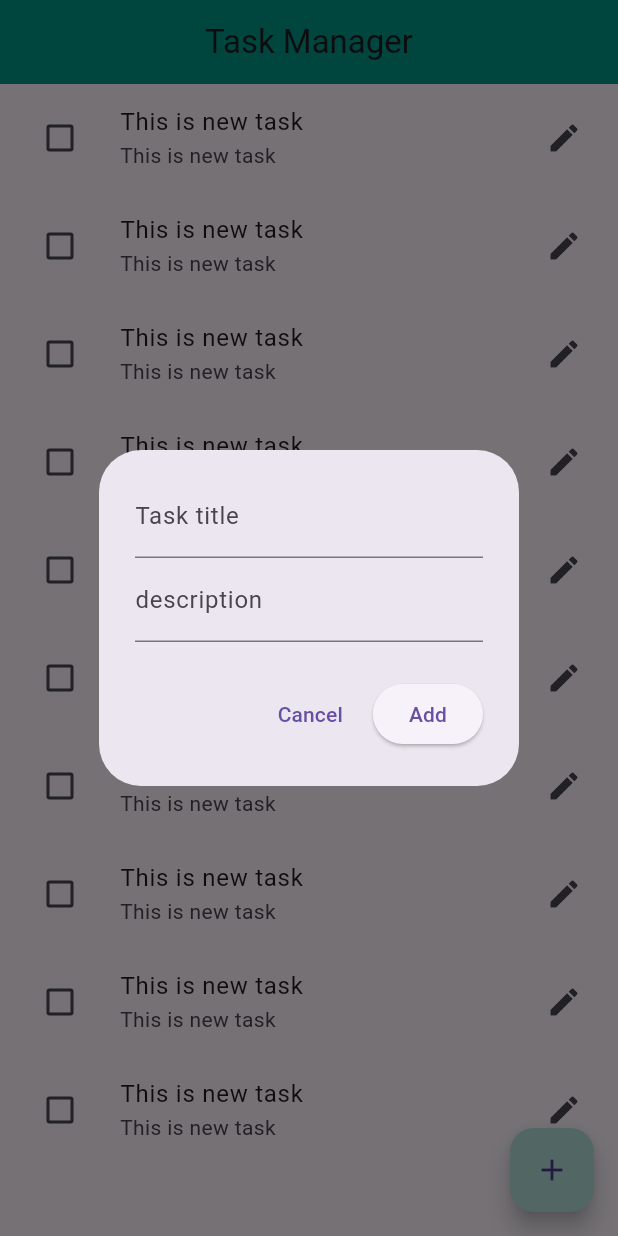
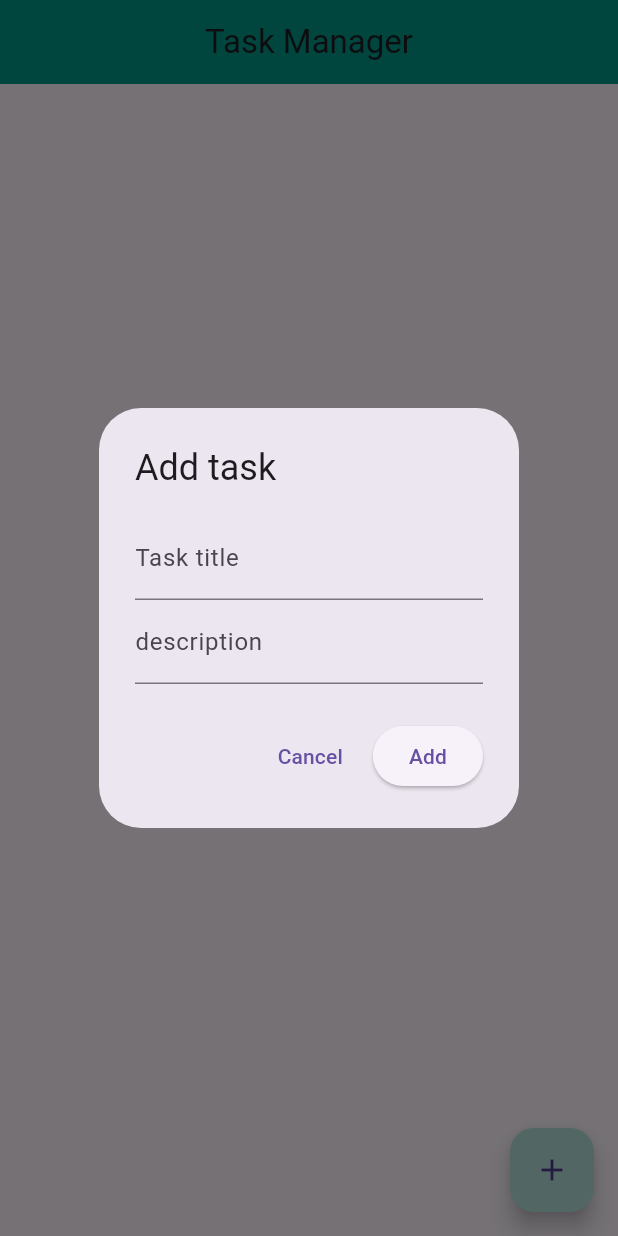
Before and after one commit to motaleb1987/firebaseclassproject, a Flutter app: the screen it shows after launch, after a tap on the "add" icon, on a phone screen of 412 x 824 dp. Run offline on Flutter 3.47's test engine with Material 3 defaults, Android fonts, the phone set to English and light mode, and no system bars; our stand-ins replace cloud_firestore, firebase_core, flutter_slidable; accounts and stored records are empty.

Commit message:
complete task project

```diff
--- a/lib/task_manager.dart
+++ b/lib/task_manager.dart
@@ -1,11 +1,55 @@
+import 'package:cloud_firestore/cloud_firestore.dart';
 import 'package:flutter/material.dart';
+import 'package:flutter_slidable/flutter_slidable.dart';
 class TaskManager extends StatelessWidget {
-  const TaskManager({super.key});
+   TaskManager({super.key});
 
-  void showTaskDialog(BuildContext context){
-    TextEditingController titleController = TextEditingController();
-    TextEditingController descriptionController = TextEditingController();
+   final CollectionReference tasks = FirebaseFirestore.instance.collection('tasks');
+  TextEditingController titleController = TextEditingController();
+  TextEditingController descriptionController = TextEditingController();
+
+  Future<void> updateTasks(String id, bool completed) async {
+   await tasks.doc(id).update({
+      'title':titleController.text,
+      'description':descriptionController.text,
+      'completed': completed,
+    });
+  }
+
+   Future<void> updateStatusTasks(String id, bool completed) async {
+     await tasks.doc(id).update({
+       'completed': completed,
+     });
+   }
+
+  Future<void> deleteTasks(String id) async {
+    await tasks.doc(id).delete();
+  }
+
+  Future<void> addTasks() async{
+    await tasks.add({
+      'title':titleController.text,
+      'description':descriptionController.text,
+      'completed': false,
+    });
+    titleController.clear();
+    descriptionController.clear();
+  }
+
+  void showTaskDialog(BuildContext context, [DocumentSnapshot ? doc]){
+
+    //doc !=null 'Update Task': 'Add Task';
+    if(doc != null){
+      titleController.text = doc['title'];
+      descriptionController.text = doc['description'];
+    }else{
+      titleController.clear();
+      descriptionController.clear();
+    }
+
+
     showDialog(context: context, builder: (_)=>AlertDialog(
+      title: Text(doc !=null ? 'Update task' : 'Add task'),
         content: Column(
           mainAxisSize: MainAxisSize.min,
           children: [
@@ -28,7 +72,10 @@ class TaskManager extends StatelessWidget {
         TextButton(onPressed: (){
           Navigator.pop(context);
         }, child: Text('Cancel')),
-        ElevatedButton(onPressed: (){}, child: Text('Add'))
+        ElevatedButton(onPressed: (){
+         doc != null ? updateTasks(doc.id, doc['completed']): addTasks();
+          Navigator.pop(context);
+        }, child: Text(doc != null ? 'Update' : 'Add'))
       ],
 
     ));
@@ -43,16 +90,44 @@ class TaskManager extends StatelessWidget {
         centerTitle: true,
         backgroundColor: Colors.teal,
       ),
-      body: ListView.builder(
-        itemCount: 10,
-          itemBuilder: (context, index){
-            return ListTile(
-              title: Text('This is new task '),
-              subtitle: Text('This is new task '),
-              leading: Checkbox(value: false, onChanged: (val){}),
-              trailing: Icon(Icons.edit),
+      body: Padding(
+        padding: const EdgeInsets.all(10.0),
+        child: StreamBuilder<QuerySnapshot>(
+          stream: tasks.snapshots(),
+          builder: (context, asyncSnapshot) {
+            if(!asyncSnapshot.hasData) return Center(child: CircularProgressIndicator(),);
+            final docs = asyncSnapshot.data!.docs;
+            return ListView.builder(
+              itemCount: docs.length,
+                itemBuilder: (context, index){
+                final doc = docs[index];
+                  return Slidable(
+                    key: ValueKey(doc.id),
+                    endActionPane: ActionPane(motion: DrawerMotion(), children: [
+                      SlidableAction(onPressed: (_)=>deleteTasks(doc.id),
+                        backgroundColor: Colors.red,
+                        foregroundColor: Colors.white,
+                        icon: Icons.delete,
+                        label: 'Delete',
+                      ),
+                    ]),
+                    child: Card(
+                      child: ListTile(
+                        title: Text(doc['title']),
+                        subtitle: Text(doc['description']),
+                        leading: Checkbox(value: doc['completed'], onChanged: (val){
+                          updateStatusTasks(doc.id, val!);
+                        }),
+                        trailing: IconButton(onPressed: (){
+                          showTaskDialog(context, doc);
+                        }, icon: Icon(Icons.edit)),
+                      ),
+                    ),
+                  );
+                }
             );
           }
+        ),
       ),
       floatingActionButton: FloatingActionButton(
         backgroundColor: Colors.teal.shade100,
```
